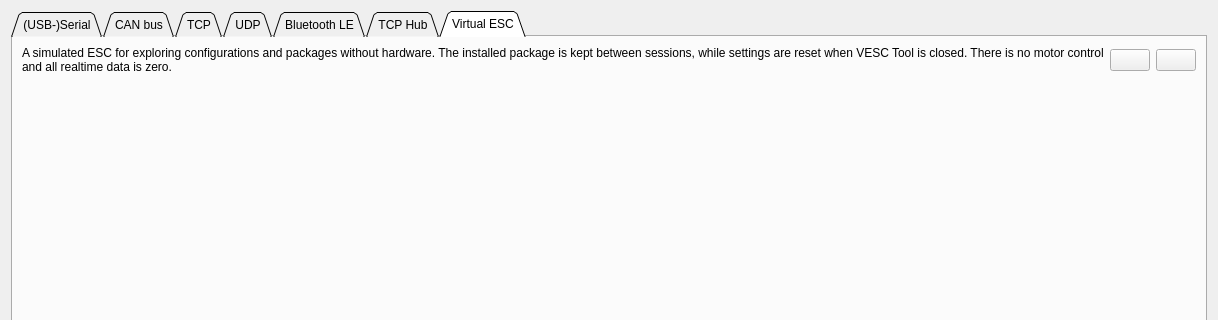
First picture: the form in pages/pageconnection.ui, repository vedderb/vesc_tool, before the edit; both pictures show x 0 to 1218 and y 0 to 320 of the 1218 by 701 pixel window.
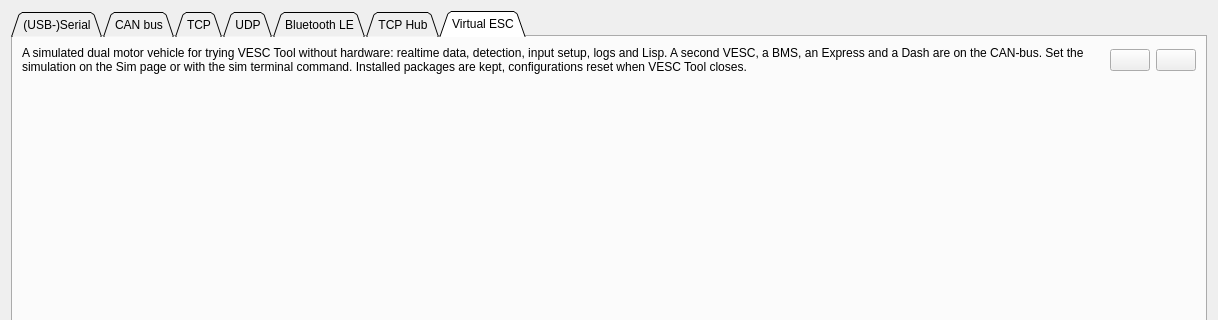
Second picture: the form after the edit. The open tabs and pages were chosen to show the change. Icons and pictures are not drawn.

Commit message: Desktop: describe what the Virtual ESC simulates

The edit to the form file:
```diff
--- a/pages/pageconnection.ui
+++ b/pages/pageconnection.ui
@@ -1068,7 +1068,7 @@
          <item>
           <widget class="QLabel" name="virtualInfoLabel">
            <property name="text">
-            <string>A simulated ESC for exploring configurations and packages without hardware. The installed package is kept between sessions, while settings are reset when VESC Tool is closed. There is no motor control and all realtime data is zero.</string>
+            <string>A simulated dual motor vehicle for trying VESC Tool without hardware: realtime data, detection, input setup, logs and Lisp. A second VESC, a BMS, an Express and a Dash are on the CAN-bus. Set the simulation on the Sim page or with the sim terminal command. Installed packages are kept, configurations reset when VESC Tool closes.</string>
            </property>
            <property name="wordWrap">
             <bool>true</bool>
```
